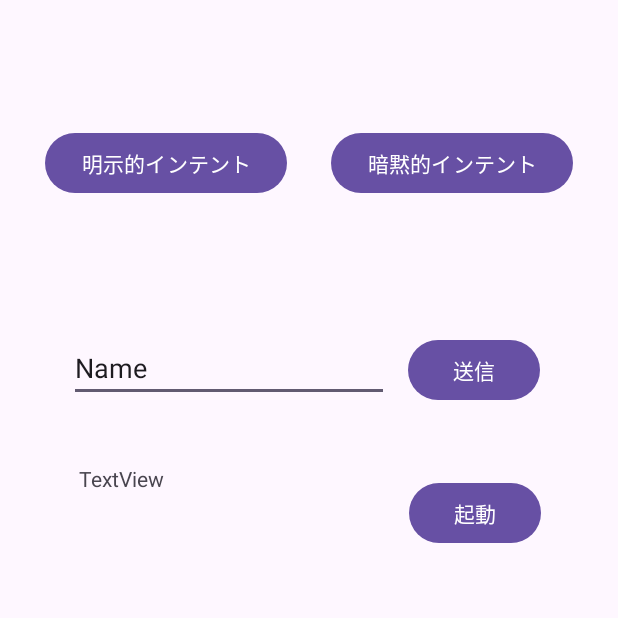
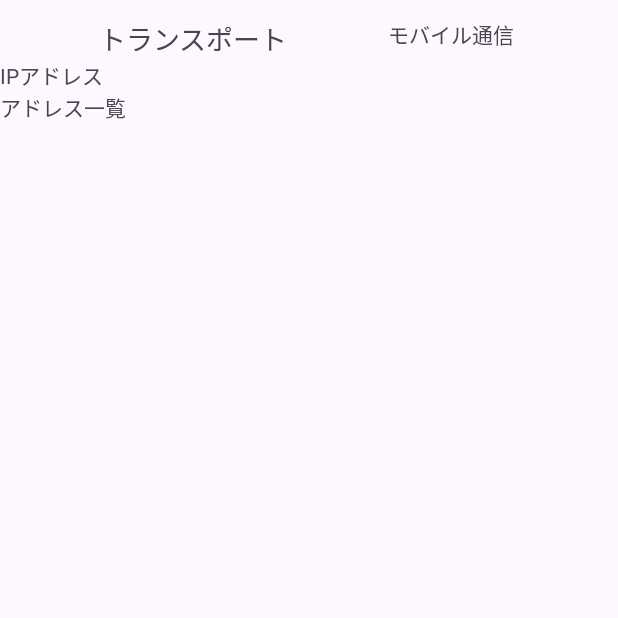
Before and after one commit to KoheiYamashita23/AndroidApp, an Android app: the screen it shows after launch (MainActivity3 before the commit, ConectivityActivity after it), on a phone screen of 412 x 824 dp, the top half of it. Run offline under Robolectric (Android 15) with nearby library versions, the phone set to English and light mode, and no system bars.

Commit message:
四日目のコード追加

```diff
--- /dev/null
+++ b/app/src/main/java/jp/ac/meijou/android/s221205179/ConectivityActivity.java
@@ -0,0 +1,57 @@
+package jp.ac.meijou.android.s221205179;
+
+import androidx.appcompat.app.AppCompatActivity;
+
+import android.net.ConnectivityManager;
+import android.net.LinkAddress;
+import android.net.Network;
+import android.net.NetworkCapabilities;
+import android.os.Bundle;
+
+import java.util.stream.Collectors;
+
+import jp.ac.meijou.android.s221205179.databinding.ConectivityBinding;
+
+public class ConectivityActivity extends AppCompatActivity {
+
+    private ConectivityBinding binding;
+
+    private ConnectivityManager connectivityManager;
+
+    @Override
+    protected void onCreate(Bundle savedInstanceState) {
+        super.onCreate(savedInstanceState);
+        binding=ConectivityBinding.inflate(getLayoutInflater());
+        setContentView(binding.getRoot());
+
+        connectivityManager=getSystemService(ConnectivityManager.class);
+        var currentNetwork=connectivityManager.getActiveNetwork();
+        upDateTransport(currentNetwork);
+        upDateIpAddress(currentNetwork);
+    }
+
+    private void upDateTransport(Network network){
+        var caps=connectivityManager.getNetworkCapabilities(network);
+
+        if (caps!=null){
+            String transport;
+            if(caps.hasTransport(NetworkCapabilities.TRANSPORT_CELLULAR)){
+                transport="モバイル通信";
+            } else if (caps.hasTransport(NetworkCapabilities.TRANSPORT_WIFI)) {
+                transport="wifi";
+            }else {
+                transport="その他";
+            }
+            binding.transportName.setText(transport);
+        }
+    }
+    private void upDateIpAddress(Network network){
+        var linkProps=connectivityManager.getLinkProperties(network);
+        if(linkProps!=null){
+            var address=linkProps.getLinkAddresses().stream()
+                    .map(LinkAddress::toString)
+                    .collect(Collectors.joining("\n"));
+            binding.inAddressName.setText(address);
+        }
+    }
+}
--- a/app/src/main/java/jp/ac/meijou/android/s221205179/SubActivity.java
+++ b/app/src/main/java/jp/ac/meijou/android/s221205179/SubActivity.java
@@ -18,8 +18,7 @@ public class SubActivity extends AppCompatActivity {
         binding=ActivitySubBinding.inflate(getLayoutInflater());
         setContentView(binding.getRoot());
 
-        Optional.ofNullable(getIntent().getStringExtra("text"))
-                .ifPresent(text->binding.textView.setText(text));
+
 
         binding.button20.setOnClickListener(view -> {
             var intent = new Intent();
--- a/app/src/main/res/layout/activity_sub.xml
+++ b/app/src/main/res/layout/activity_sub.xml
@@ -7,7 +7,7 @@
     tools:context=".SubActivity">
 
     <TextView
-        android:id="@+id/textView"
+        android:id="@+id/imageView2"
         android:layout_width="324dp"
         android:layout_height="101dp"
         android:layout_marginStart="44dp"
@@ -37,5 +37,5 @@
         android:layout_marginEnd="76dp"
         android:text="not cancel"
         app:layout_constraintEnd_toEndOf="parent"
-        app:layout_constraintTop_toBottomOf="@+id/textView" />
+        app:layout_constraintTop_toBottomOf="@+id/imageView2" />
 </androidx.constraintlayout.widget.ConstraintLayout>
--- /dev/null
+++ b/app/src/main/res/layout/conectivity.xml
@@ -0,0 +1,45 @@
+<?xml version="1.0" encoding="utf-8"?>
+<androidx.constraintlayout.widget.ConstraintLayout xmlns:android="http://schemas.android.com/apk/res/android"
+    xmlns:app="http://schemas.android.com/apk/res-auto"
+    xmlns:tools="http://schemas.android.com/tools"
+    android:layout_width="match_parent"
+    android:layout_height="match_parent"
+    tools:context=".ConectivityActivity">
+
+    <TextView
+        android:id="@+id/transportTitle"
+        android:layout_width="wrap_content"
+        android:layout_height="wrap_content"
+        android:text="トランスポート"
+        android:textSize="18dp"
+        android:layout_marginTop="12dp"
+        app:layout_constraintTop_toTopOf="parent"
+        app:layout_constraintStart_toStartOf="parent"
+        app:layout_constraintEnd_toStartOf="@id/transportName"/>
+
+    <TextView
+        android:id="@+id/transportName"
+        android:layout_width="87dp"
+        android:layout_height="25dp"
+        android:layout_marginTop="12dp"
+        android:text="test"
+        app:layout_constraintEnd_toEndOf="parent"
+        app:layout_constraintStart_toEndOf="@id/transportTitle"
+        app:layout_constraintTop_toTopOf="parent" />
+
+    <TextView
+        android:id="@+id/ipAddresstitle"
+        android:layout_width="wrap_content"
+        android:layout_height="wrap_content"
+        android:text="IPアドレス"
+        app:layout_constraintTop_toBottomOf="@id/transportTitle"
+        app:layout_constraintStart_toStartOf="parent"/>
+
+    <TextView
+        android:id="@+id/inAddressName"
+        android:layout_width="wrap_content"
+        android:layout_height="wrap_content"
+        android:text="アドレス一覧"
+        app:layout_constraintTop_toBottomOf="@id/ipAddresstitle"
+        app:layout_constraintStart_toStartOf="parent"/>
+</androidx.constraintlayout.widget.ConstraintLayout>
```
Also changed, not shown: app/src/main/AndroidManifest.xml (+17 -7 lines), app/src/main/java/jp/ac/meijou/android/s221205179/Gist.java (added, +11 -0 lines), app/src/main/java/jp/ac/meijou/android/s221205179/NetworkActivity.java (added, +71 -0 lines), app/src/main/res/layout/activity_network.xml (added, +43 -0 lines).
